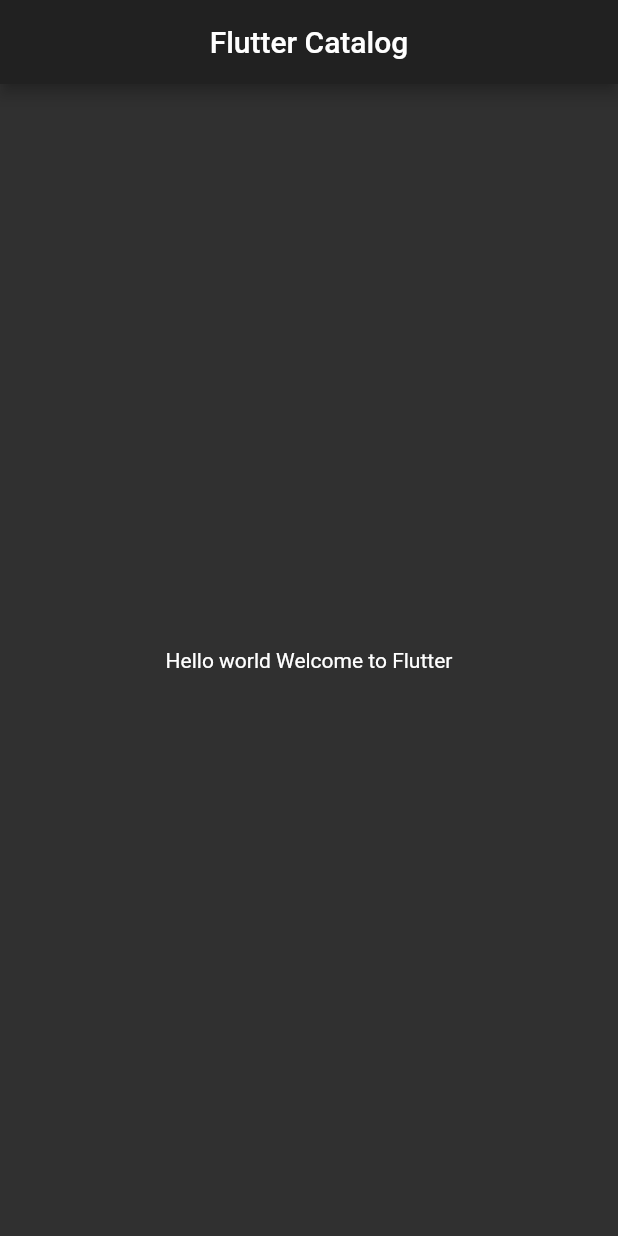
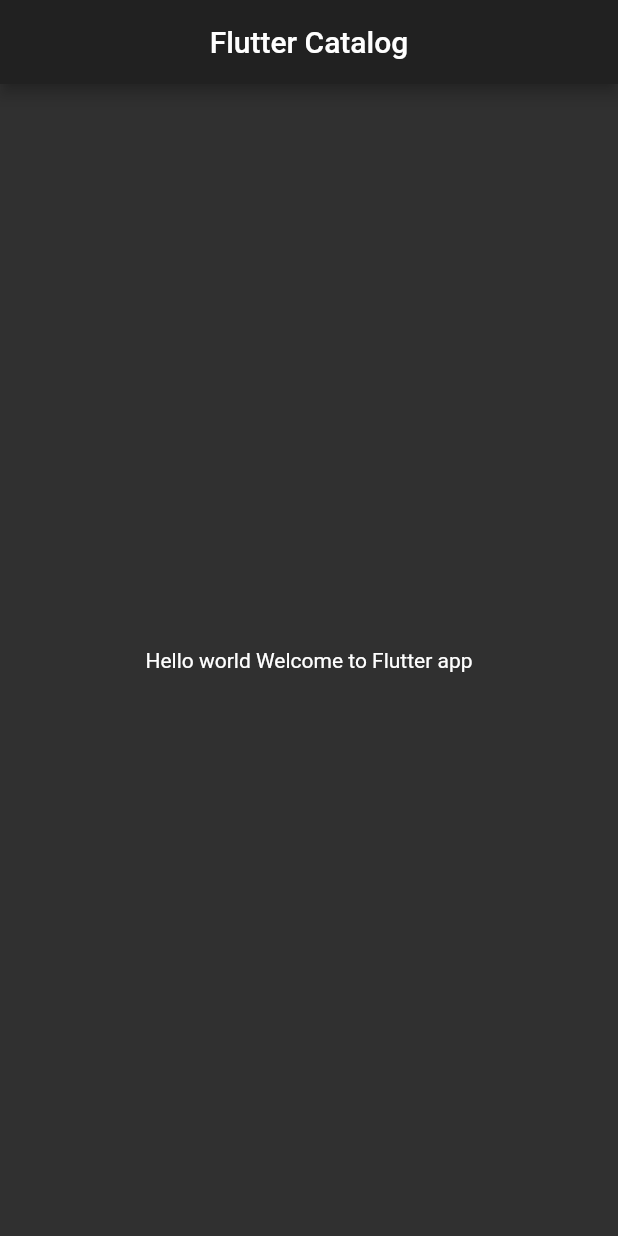
Before and after one commit to MominKhattar/fluttertraining, a Flutter app: the screen it shows after launch, on a phone screen of 412 x 824 dp. Run offline on Flutter 3.47's test engine with Material 2 defaults, Android fonts, the phone set to English and light mode, and no system bars.

```diff
--- a/lib/pages/home_page.dart
+++ b/lib/pages/home_page.dart
@@ -12,7 +12,7 @@ class HomePage extends StatelessWidget {
       ),
       body: Center(
         child: Container(
-          child: Text('Hello world Welcome to Flutter'),
+          child: Text('Hello world Welcome to Flutter app'),
         ),
       ),
     );
```
